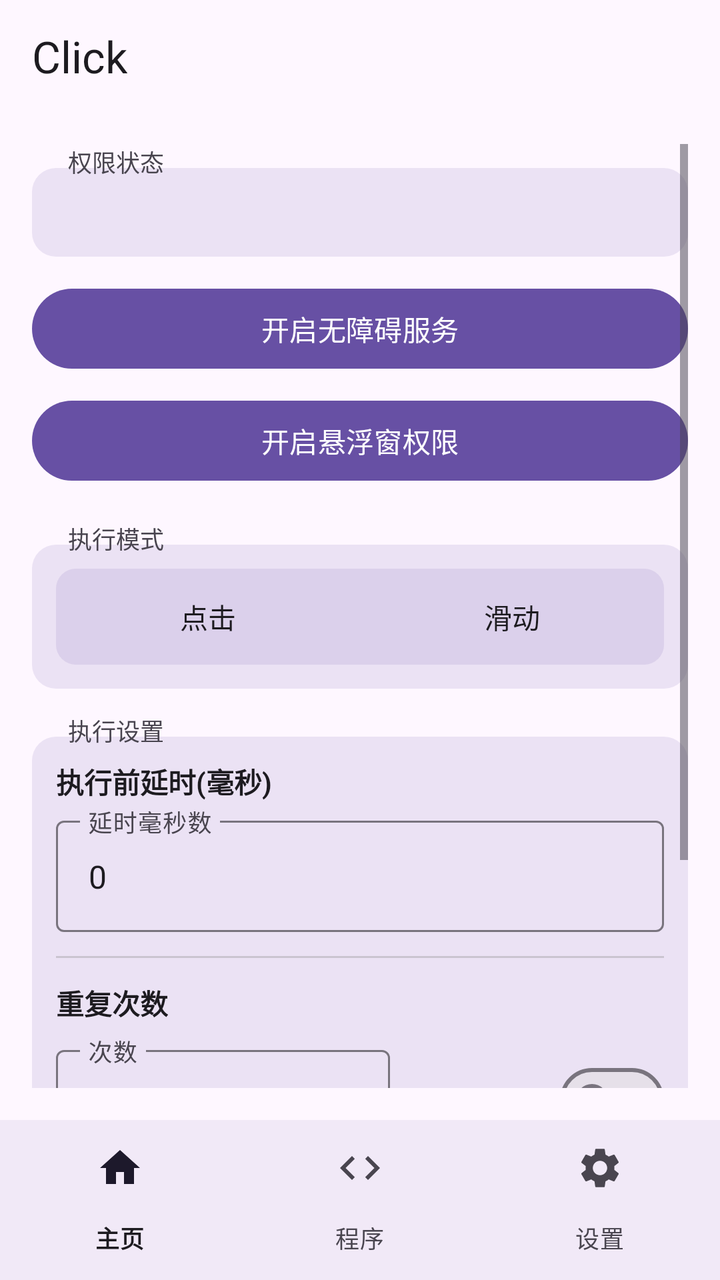
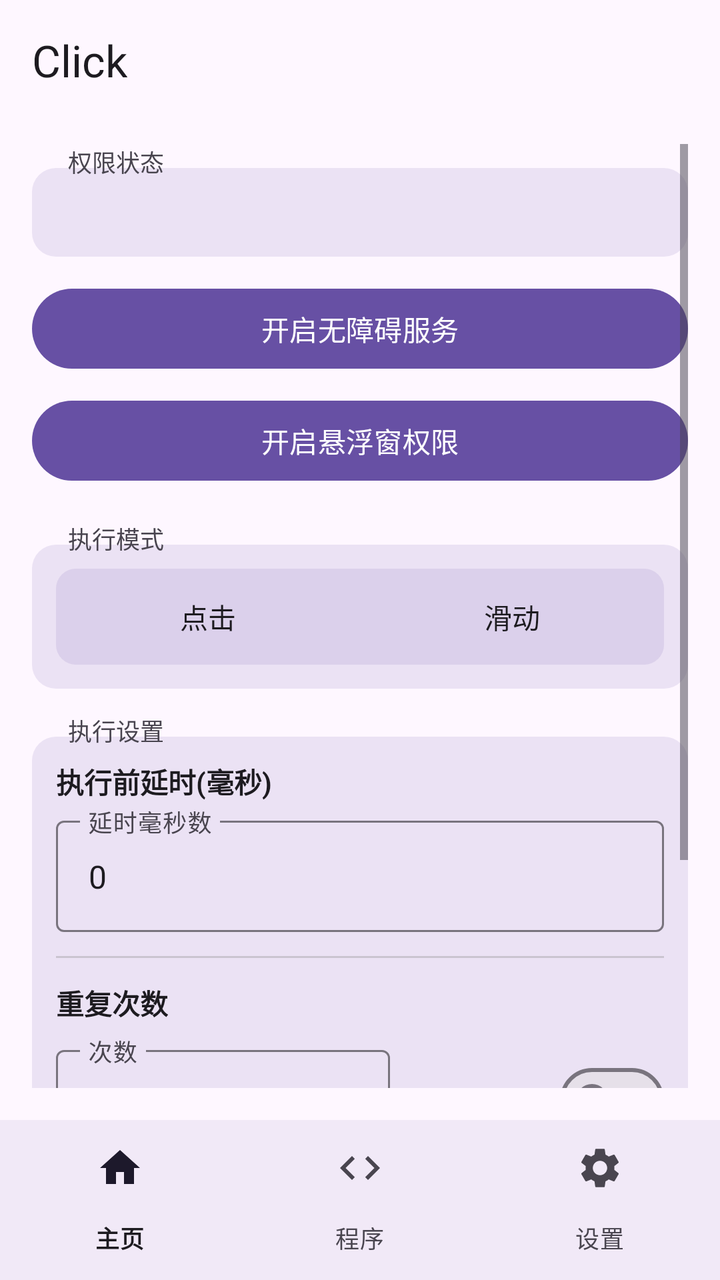

An Android layout rendered at two revisions. The XML below is the earlier revision; the diff shows what the commit changed to produce the second picture.
<!-- AndroidManifest.xml: activity theme Theme.Click -->
<!-- res/layout/activity_main.xml -->
<?xml version="1.0" encoding="utf-8"?>
<LinearLayout xmlns:android="http://schemas.android.com/apk/res/android"
    xmlns:app="http://schemas.android.com/apk/res-auto"
    android:layout_width="match_parent"
    android:layout_height="match_parent"
    android:orientation="vertical">

    
    <com.google.android.material.appbar.MaterialToolbar
        android:id="@+id/toolbar"
        android:layout_width="match_parent"
        android:layout_height="56dp"
        android:background="?attr/colorSurface"
        app:title="Click"
        app:titleTextColor="?attr/colorOnSurface" />

    
    <ScrollView
        android:id="@+id/home_content"
        android:layout_width="match_parent"
        android:layout_height="0dp"
        android:layout_weight="1"
        android:padding="16dp">

        <LinearLayout
            android:layout_width="match_parent"
            android:layout_height="wrap_content"
            android:orientation="vertical">

            
            <TextView
                android:layout_width="wrap_content"
                android:layout_height="wrap_content"
                android:text="权限状态"
                android:textSize="12sp"
                android:textColor="?attr/colorOnSurfaceVariant"
                android:background="@android:color/transparent"
                android:paddingHorizontal="6dp"
                android:layout_marginStart="12dp"
                android:layout_marginBottom="-6dp"
                android:elevation="2dp" />

            
            <LinearLayout
                android:layout_width="match_parent"
                android:layout_height="wrap_content"
                android:orientation="vertical"
                android:background="@drawable/section_border"
                android:padding="12dp">

                <TextView
                    android:id="@+id/statusText"
                    android:layout_width="match_parent"
                    android:layout_height="wrap_content"
                    android:gravity="start"
                    android:textSize="15sp"
                    android:textStyle="bold"
                    android:textColor="?attr/colorOnSurface" />
            </LinearLayout>

            <Button
                android:id="@+id/btnEnableService"
                android:layout_width="match_parent"
                android:layout_height="wrap_content"
                android:layout_marginTop="12dp"
                android:text="开启无障碍服务" />

            <Button
                android:id="@+id/btnEnableOverlay"
                android:layout_width="match_parent"
                android:layout_height="wrap_content"
                android:layout_marginTop="8dp"
                android:text="开启悬浮窗权限" />

            
            <TextView
                android:layout_width="wrap_content"
                android:layout_height="wrap_content"
                android:layout_marginTop="16dp"
                android:text="执行模式"
                android:textSize="12sp"
                android:textColor="?attr/colorOnSurfaceVariant"
                android:background="@android:color/transparent"
                android:paddingHorizontal="6dp"
                android:layout_marginStart="12dp"
                android:layout_marginBottom="-6dp"
                android:elevation="2dp" />

            
            <LinearLayout
                android:layout_width="match_parent"
                android:layout_height="wrap_content"
                android:orientation="vertical"
                android:background="@drawable/section_border"
                android:padding="12dp">

                <FrameLayout
                    android:layout_width="match_parent"
                    android:layout_height="wrap_content"
                    android:background="@drawable/segment_bg">

                    <View
                        android:id="@+id/modeIndicator"
                        android:layout_width="0dp"
                        android:layout_height="36dp"
                        android:layout_gravity="center_vertical"
                        android:layout_marginStart="4dp"
                        android:background="@drawable/segment_selected" />

                    <LinearLayout
                        android:layout_width="match_parent"
                        android:layout_height="wrap_content"
                        android:orientation="horizontal">

                        <Button
                            android:id="@+id/radioClick"
                            android:layout_width="0dp"
                            android:layout_height="wrap_content"
                            android:layout_weight="1"
                            android:text="点击"
                            android:background="@android:color/transparent"
                            android:textColor="@color/btn_text_selector" />

                        <Button
                            android:id="@+id/radioSwipe"
                            android:layout_width="0dp"
                            android:layout_height="wrap_content"
                            android:layout_weight="1"
                            android:text="滑动"
                            android:background="@android:color/transparent"
                            android:textColor="@color/btn_text_selector" />
                    </LinearLayout>
                </FrameLayout>

                <LinearLayout
                    android:id="@+id/swipeParams"
                    android:layout_width="match_parent"
                    android:layout_height="wrap_content"
                    android:orientation="vertical"
                    android:visibility="gone"
                    android:layout_marginTop="12dp">

                    <View
                        android:layout_width="match_parent"
                        android:layout_height="1dp"
                        android:background="?attr/colorOutlineVariant" />

                    <TextView
                        android:layout_width="wrap_content"
                        android:layout_height="wrap_content"
                        android:layout_marginTop="12dp"
                        android:text="滑动方式"
                        android:textSize="13sp"
                        android:textStyle="bold"
                        android:textColor="?attr/colorOnSurface" />

                    <FrameLayout
                        android:layout_width="match_parent"
                        android:layout_height="wrap_content"
                        android:layout_marginTop="8dp"
                        android:background="@drawable/segment_bg">

                        <View
                            android:id="@+id/swipeMethodIndicator"
                            android:layout_width="0dp"
                            android:layout_height="36dp"
                            android:layout_gravity="center_vertical"
                            android:layout_marginStart="4dp"
                            android:background="@drawable/segment_selected" />

                        <LinearLayout
                            android:layout_width="match_parent"
                            android:layout_height="wrap_content"
                            android:orientation="horizontal">

                            <Button
                                android:id="@+id/radioSwipeManual"
                                android:layout_width="0dp"
                                android:layout_height="wrap_content"
                                android:layout_weight="1"
                                android:text="手动参数"
                                android:background="@android:color/transparent"
                                android:textColor="@color/btn_text_selector" />

                            <Button
                                android:id="@+id/radioSwipeGesture"
                                android:layout_width="0dp"
                                android:layout_height="wrap_content"
                                android:layout_weight="1"
                                android:text="手势录制"
                                android:background="@android:color/transparent"
                                android:textColor="@color/btn_text_selector" />
                        </LinearLayout>
                    </FrameLayout>

                    <LinearLayout
                        android:id="@+id/manualSwipeParams"
                        android:layout_width="match_parent"
                        android:layout_height="wrap_content"
                        android:orientation="vertical"
                        android:layout_marginTop="12dp">

                        <TextView
                            android:layout_width="wrap_content"
                            android:layout_height="wrap_content"
                            android:text="起点"
                            android:textSize="13sp"
                            android:textColor="?attr/colorPrimary" />

                        <LinearLayout
                            android:layout_width="match_parent"
                            android:layout_height="wrap_content"
                            android:layout_marginTop="4dp"
                            android:orientation="horizontal">

                            <com.google.android.material.textfield.TextInputLayout
                                android:layout_width="0dp"
                                android:layout_height="wrap_content"
                                android:layout_weight="1"
                                android:layout_marginEnd="4dp"
                                android:hint="起点 X (横向坐标)"
                                style="@style/Widget.Material3.TextInputLayout.OutlinedBox">

                                <com.google.android.material.textfield.TextInputEditText
                                    android:id="@+id/inputSwipeX1"
                                    android:layout_width="match_parent"
                                    android:layout_height="wrap_content"
                                    android:inputType="numberDecimal" />
                            </com.google.android.material.textfield.TextInputLayout>

                            <com.google.android.material.textfield.TextInputLayout
                                android:layout_width="0dp"
                                android:layout_height="wrap_content"
                                android:layout_weight="1"
                                android:layout_marginStart="4dp"
                                android:hint="起点 Y (纵向坐标)"
                                style="@style/Widget.Material3.TextInputLayout.OutlinedBox">

                                <com.google.android.material.textfield.TextInputEditText
                                    android:id="@+id/inputSwipeY1"
                                    android:layout_width="match_parent"
                                    android:layout_height="wrap_content"
                                    android:inputType="numberDecimal" />
                            </com.google.android.material.textfield.TextInputLayout>
                        </LinearLayout>

                        <TextView
                            android:layout_width="wrap_content"
                            android:layout_height="wrap_content"
                            android:layout_marginTop="8dp"
                            android:text="终点"
                            android:textSize="13sp"
                            android:textColor="?attr/colorPrimary" />

                        <LinearLayout
                            android:layout_width="match_parent"
                            android:layout_height="wrap_content"
                            android:layout_marginTop="4dp"
                            android:orientation="horizontal">

                            <com.google.android.material.textfield.TextInputLayout
                                android:layout_width="0dp"
                                android:layout_height="wrap_content"
                                android:layout_weight="1"
                                android:layout_marginEnd="4dp"
                                android:hint="终点 X (横向坐标)"
                                style="@style/Widget.Material3.TextInputLayout.OutlinedBox">

                                <com.google.android.material.textfield.TextInputEditText
                                    android:id="@+id/inputSwipeX2"
                                    android:layout_width="match_parent"
                                    android:layout_height="wrap_content"
                                    android:inputType="numberDecimal" />
                            </com.google.android.material.textfield.TextInputLayout>

                            <com.google.android.material.textfield.TextInputLayout
                                android:layout_width="0dp"
                                android:layout_height="wrap_content"
                                android:layout_weight="1"
                                android:layout_marginStart="4dp"
                                android:hint="终点 Y (纵向坐标)"
                                style="@style/Widget.Material3.TextInputLayout.OutlinedBox">

                                <com.google.android.material.textfield.TextInputEditText
                                    android:id="@+id/inputSwipeY2"
                                    android:layout_width="match_parent"
                                    android:layout_height="wrap_content"
                                    android:inputType="numberDecimal" />
                            </com.google.android.material.textfield.TextInputLayout>
                        </LinearLayout>

                        <TextView
                            android:layout_width="wrap_content"
                            android:layout_height="wrap_content"
                            android:layout_marginTop="8dp"
                            android:text="时长"
                            android:textSize="13sp"
                            android:textColor="?attr/colorPrimary" />

                        <com.google.android.material.textfield.TextInputLayout
                            android:layout_width="match_parent"
                            android:layout_height="wrap_content"
                            android:layout_marginTop="4dp"
                            android:hint="滑动耗时(毫秒)"
                            style="@style/Widget.Material3.TextInputLayout.OutlinedBox">

                            <com.google.android.material.textfield.TextInputEditText
                                android:id="@+id/inputSwipeDuration"
                                android:layout_width="match_parent"
                                android:layout_height="wrap_content"
                                android:inputType="number" />
                        </com.google.android.material.textfield.TextInputLayout>
                    </LinearLayout>

                    <LinearLayout
                        android:id="@+id/gestureSwipeSection"
                        android:layout_width="match_parent"
                        android:layout_height="wrap_content"
                        android:orientation="vertical"
                        android:visibility="gone"
                        android:layout_marginTop="12dp">

                        <TextView
                            android:id="@+id/lblRecordedStatus"
                            android:layout_width="wrap_content"
                            android:layout_height="wrap_content"
                            android:text=""
                            android:textSize="13sp"
                            android:textColor="?attr/colorPrimary" />

                        <Button
                            android:id="@+id/btnRecordGesture"
                            android:layout_width="match_parent"
                            android:layout_height="wrap_content"
                            android:layout_marginTop="8dp"
                            android:text="录制手势 (在屏幕上滑动)" />
                    </LinearLayout>
                </LinearLayout>
            </LinearLayout>

            
            <TextView
                android:layout_width="wrap_content"
                android:layout_height="wrap_content"
                android:layout_marginTop="12dp"
                android:text="执行设置"
                android:textSize="12sp"
                android:textColor="?attr/colorOnSurfaceVariant"
                android:background="@android:color/transparent"
                android:paddingHorizontal="6dp"
                android:layout_marginStart="12dp"
                android:layout_marginBottom="-6dp"
                android:elevation="2dp" />

            
            <LinearLayout
                android:layout_width="match_parent"
                android:layout_height="wrap_content"
                android:orientation="vertical"
                android:background="@drawable/section_border"
                android:padding="12dp">

                <TextView
                    android:layout_width="wrap_content"
                    android:layout_height="wrap_content"
                    android:text="执行前延时(毫秒)"
                    android:textSize="14sp"
                    android:textStyle="bold"
                    android:textColor="?attr/colorOnSurface" />

                <com.google.android.material.textfield.TextInputLayout
                    android:layout_width="match_parent"
                    android:layout_height="wrap_content"
                    android:layout_marginTop="4dp"
                    android:hint="延时毫秒数"
                    style="@style/Widget.Material3.TextInputLayout.OutlinedBox">

                    <com.google.android.material.textfield.TextInputEditText
                        android:id="@+id/inputDelay"
                        android:layout_width="match_parent"
                        android:layout_height="wrap_content"
                        android:inputType="number"
                        android:text="0" />
                </com.google.android.material.textfield.TextInputLayout>

                <View
                    android:layout_width="match_parent"
                    android:layout_height="1dp"
                    android:layout_marginTop="12dp"
                    android:background="?attr/colorOutlineVariant" />

                <TextView
                    android:layout_width="wrap_content"
                    android:layout_height="wrap_content"
                    android:layout_marginTop="12dp"
                    android:text="重复次数"
                    android:textSize="14sp"
                    android:textStyle="bold"
                    android:textColor="?attr/colorOnSurface" />

                <LinearLayout
                    android:layout_width="match_parent"
                    android:layout_height="wrap_content"
                    android:layout_marginTop="8dp"
                    android:orientation="horizontal"
                    android:gravity="center_vertical">

                    <com.google.android.material.textfield.TextInputLayout
                        android:layout_width="0dp"
                        android:layout_height="wrap_content"
                        android:layout_weight="1"
                        android:hint="次数"
                        style="@style/Widget.Material3.TextInputLayout.OutlinedBox">

                        <com.google.android.material.textfield.TextInputEditText
                            android:id="@+id/inputRepeat"
                            android:layout_width="match_parent"
                            android:layout_height="wrap_content"
                            android:inputType="number"
                            android:text="1" />
                    </com.google.android.material.textfield.TextInputLayout>

                    <com.google.android.material.materialswitch.MaterialSwitch
                        android:id="@+id/checkInfinite"
                        android:layout_width="wrap_content"
                        android:layout_height="wrap_content"
                        android:layout_marginStart="12dp"
                        android:text="无限循环" />
                </LinearLayout>
            </LinearLayout>

            <FrameLayout
                android:layout_width="match_parent"
                android:layout_height="wrap_content"
                android:layout_marginTop="24dp">

                <Button
                    android:id="@+id/btnStartFloating"
                    android:layout_width="match_parent"
                    android:layout_height="wrap_content"
                    android:text="启动悬浮球"
                    android:enabled="false" />

                <View
                    android:id="@+id/btnStartOverlay"
                    android:layout_width="match_parent"
                    android:layout_height="match_parent"
                    android:background="@android:color/transparent"
                    android:clickable="true"
                    android:visibility="gone" />
            </FrameLayout>

            <Button
                android:id="@+id/btnStopFloating"
                android:layout_width="match_parent"
                android:layout_height="wrap_content"
                android:layout_marginTop="8dp"
                android:text="停止悬浮球"
                android:enabled="false" />

        </LinearLayout>
    </ScrollView>

    
    <LinearLayout
        android:id="@+id/program_page"
        android:layout_width="match_parent"
        android:layout_height="0dp"
        android:layout_weight="1"
        android:orientation="vertical"
        android:gravity="center"
        android:visibility="gone" />

    
    <LinearLayout
        android:id="@+id/settings_page"
        android:layout_width="match_parent"
        android:layout_height="0dp"
        android:layout_weight="1"
        android:orientation="vertical"
        android:gravity="center"
        android:visibility="gone" />

    
    <com.google.android.material.bottomnavigation.BottomNavigationView
        android:id="@+id/bottom_navigation"
        android:layout_width="match_parent"
        android:layout_height="wrap_content"
        android:background="?attr/colorSurface"
        app:labelVisibilityMode="labeled"
        app:menu="@menu/bottom_nav_menu" />

</LinearLayout>
<!-- resources referenced by this layout -->
<resources>
  <!-- drawable section_border (drawable) -->
  <?xml version="1.0" encoding="utf-8"?>
  <shape xmlns:android="http://schemas.android.com/apk/res/android"
      android:shape="rectangle">
      <solid android:color="@color/section_background" />
      <corners android:radius="12dp" />
  </shape>
  <!-- drawable segment_bg (drawable) -->
  <?xml version="1.0" encoding="utf-8"?>
  <shape xmlns:android="http://schemas.android.com/apk/res/android"
      android:shape="rectangle">
      <solid android:color="#206750A4" />
      <corners android:radius="10dp" />
  </shape>
  <!-- drawable segment_selected (drawable) -->
  <?xml version="1.0" encoding="utf-8"?>
  <shape xmlns:android="http://schemas.android.com/apk/res/android"
      android:shape="rectangle">
      <solid android:color="@color/md_theme_primary" />
      <corners android:radius="8dp" />
  </shape>
  <style name="Theme.Click" parent="Theme.Material3.DayNight.NoActionBar">
          <item name="colorPrimary">@color/md_theme_primary</item>
          <item name="colorOnPrimary">@color/md_theme_onPrimary</item>
          <item name="colorPrimaryContainer">@color/md_theme_primaryContainer</item>
          <item name="colorOnPrimaryContainer">@color/md_theme_onPrimaryContainer</item>
          <item name="colorSecondary">@color/md_theme_secondary</item>
          <item name="colorOnSecondary">@color/md_theme_onSecondary</item>
          <item name="colorSecondaryContainer">@color/md_theme_secondaryContainer</item>
          <item name="colorOnSecondaryContainer">@color/md_theme_onSecondaryContainer</item>
          <item name="android:colorBackground">@color/md_theme_background</item>
          <item name="colorOnBackground">@color/md_theme_onBackground</item>
          <item name="colorSurface">@color/md_theme_surface</item>
          <item name="colorOnSurface">@color/md_theme_onSurface</item>
          <item name="colorSurfaceVariant">@color/md_theme_surfaceVariant</item>
          <item name="colorOnSurfaceVariant">@color/md_theme_onSurfaceVariant</item>
          <item name="colorOutline">@color/md_theme_outline</item>
          <item name="colorOutlineVariant">@color/md_theme_outlineVariant</item>
          <item name="android:statusBarColor">@color/md_theme_surface</item>
          <item name="android:navigationBarColor">@color/md_theme_surface</item>
          <item name="android:windowLightStatusBar">true</item>
          <item name="android:windowBackground">@color/md_theme_background</item>
          
          <item name="android:windowSplashScreenBackground">@color/md_theme_background</item>
          <item name="android:windowSplashScreenAnimatedIcon">@drawable/splash_icon</item>
      </style>
  <color name="section_background">#206750A4</color>
  <color name="md_theme_primary">#6750A4</color>
  <color name="md_theme_onPrimary">#FFFFFF</color>
  <color name="md_theme_primaryContainer">#EADDFF</color>
  <color name="md_theme_onPrimaryContainer">#21005D</color>
  <color name="md_theme_secondary">#625B71</color>
  <color name="md_theme_onSecondary">#FFFFFF</color>
  <color name="md_theme_secondaryContainer">#E8DEF8</color>
  <color name="md_theme_onSecondaryContainer">#1D192B</color>
  <color name="md_theme_background">#FEF7FF</color>
  <color name="md_theme_onBackground">#1D1B20</color>
  <color name="md_theme_surface">#FEF7FF</color>
  <color name="md_theme_onSurface">#1D1B20</color>
  <color name="md_theme_surfaceVariant">#E7E0EC</color>
  <color name="md_theme_onSurfaceVariant">#49454F</color>
  <color name="md_theme_outline">#79747E</color>
  <color name="md_theme_outlineVariant">#CAC4D0</color>
  <!-- drawable splash_icon: png bitmap (drawable, 131094 bytes) -->
</resources>

<!-- the commit's change to res/layout/activity_main.xml (unified diff, before → after) -->
@@ -10,6 +10,7 @@
         android:id="@+id/toolbar"
         android:layout_width="match_parent"
         android:layout_height="56dp"
+        android:paddingTop="4dp"
         android:background="?attr/colorSurface"
         app:title="Click"
         app:titleTextColor="?attr/colorOnSurface" />
